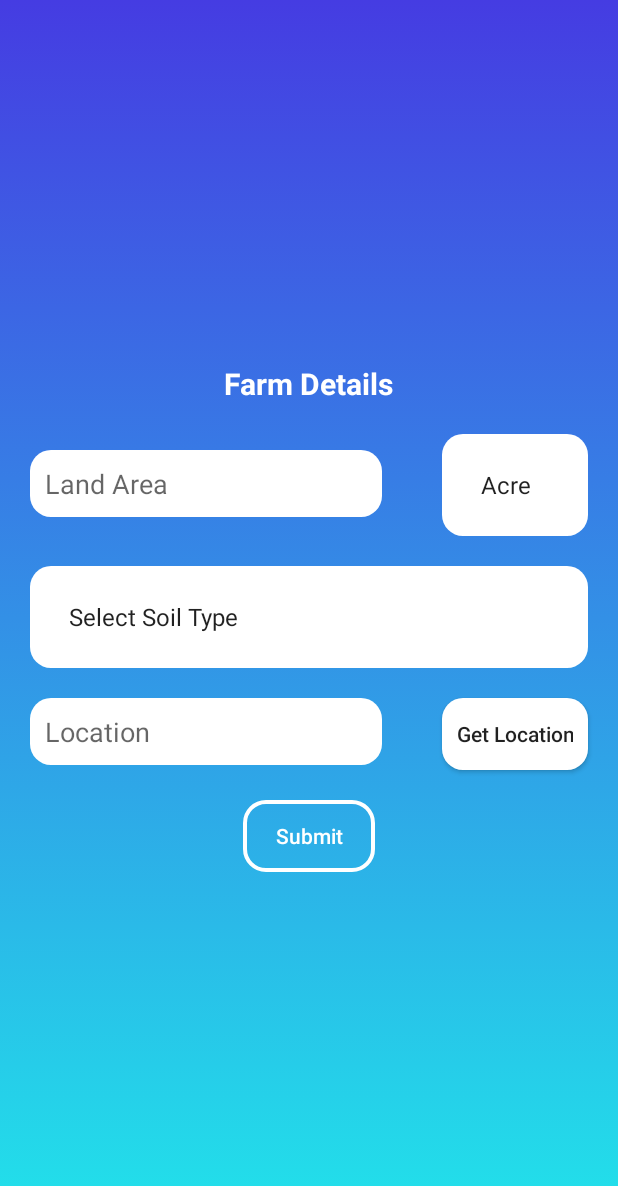
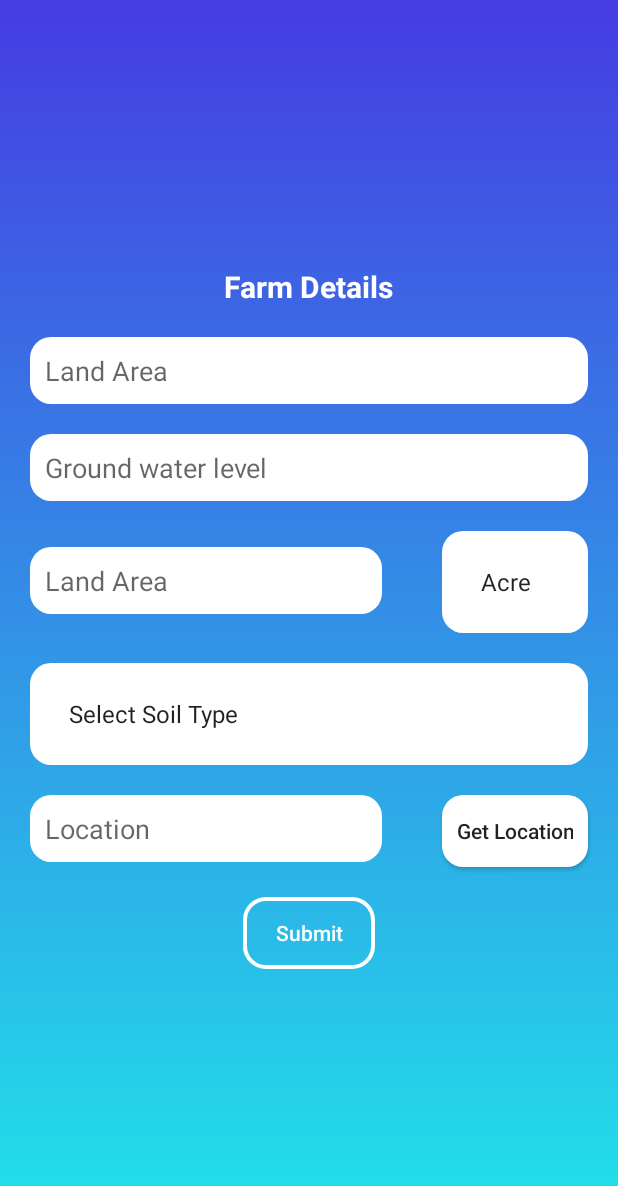
Before and after one commit to nishantsahu/TellMe, an Android app: the DashboardActivity screen opened directly, with no data from a screen before it, after a tap on "Farm Detail", on a phone screen of 412 x 824 dp. Shown: the top 1186 px of the screen. Run offline under Robolectric (Android 15) with nearby library versions, the phone set to English and light mode, and no system bars.

Commit message:
all session improved and all things are working properly till farm details

```diff
--- a/app/src/main/java/com/example/nishu/tellme/DashboardActivity.java
+++ b/app/src/main/java/com/example/nishu/tellme/DashboardActivity.java
@@ -53,8 +53,10 @@ public class DashboardActivity extends AppCompatActivity {
         SharedPreferences sharedPreferences = getSharedPreferences("MyData", Context.MODE_PRIVATE);
         aadhar = sharedPreferences.getString("aadharID", "");
         pass = sharedPreferences.getString("password", "");
+        name = sharedPreferences.getString("name", "");
+        mName.setText("Welcome " + name);
 
-        login();
+//        login();
 
         farmDetails = findViewById(R.id.farmDetails);
         cropDetails = findViewById(R.id.CropDetails);
--- a/app/src/main/java/com/example/nishu/tellme/LoginActivity.java
+++ b/app/src/main/java/com/example/nishu/tellme/LoginActivity.java
@@ -125,10 +125,12 @@ public class LoginActivity extends AppCompatActivity {
 
                                     if (status.equals("success")){
                                         Intent dashboard = new Intent(getApplicationContext(), DashboardActivity.class);
+                                        String name = mainObj.getString("name");
                                         SharedPreferences sharedPreferences = getSharedPreferences("MyData", Context.MODE_PRIVATE);
                                         SharedPreferences.Editor editor1 = sharedPreferences.edit();
                                         editor1.putString("aadharID", mAadhar.getText().toString());
                                         editor1.putString("password", mPassword.getText().toString());
+                                        editor1.putString("name", name);
                                         editor1.commit();
                                         startActivity(dashboard);
                                     }
--- a/app/src/main/res/layout/activity_farm_detail.xml
+++ b/app/src/main/res/layout/activity_farm_detail.xml
@@ -23,10 +23,33 @@
             android:textSize="20sp"
             android:textStyle="bold" />
 
+        <EditText
+            android:layout_width="match_parent"
+            android:layout_height="wrap_content"
+            android:background="@drawable/textfield"
+            android:padding="10dp"
+            android:layout_marginHorizontal="20dp"
+            android:hint="Land Area"
+            android:layout_below="@+id/text"
+            android:id="@+id/farmName"
+            android:layout_marginVertical="10dp"/>
+
+        <EditText
+            android:layout_width="match_parent"
+            android:layout_height="wrap_content"
+            android:background="@drawable/textfield"
+            android:padding="10dp"
+            android:layout_marginHorizontal="20dp"
+            android:hint="Ground water level"
+            android:layout_below="@+id/farmName"
+            android:inputType="number"
+            android:id="@+id/wlevel"
+            android:layout_marginVertical="10dp"/>
+
         <LinearLayout
             android:layout_width="match_parent"
             android:layout_height="wrap_content"
-            android:layout_below="@+id/text"
+            android:layout_below="@+id/wlevel"
             android:id="@+id/areaField"
             android:orientation="horizontal">
 
```
Also changed, not shown: app/src/main/java/com/example/nishu/tellme/FarmDetailActivity.java (+27 -19 lines).
